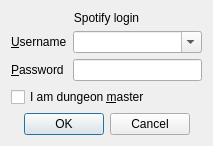
This is logindialog.ui in Risca/roleplaying-music-control as Qt 5 draws it before an edit. The edited form follows.
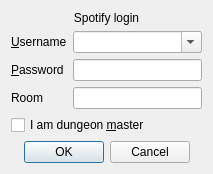
This is the edited form.

```diff
--- a/logindialog.ui
+++ b/logindialog.ui
@@ -7,7 +7,7 @@
     <x>0</x>
     <y>0</y>
     <width>213</width>
-    <height>142</height>
+    <height>170</height>
    </rect>
   </property>
   <property name="windowTitle">
@@ -64,7 +64,7 @@
      </property>
     </widget>
    </item>
-   <item row="4" column="0" colspan="2">
+   <item row="5" column="0" colspan="2">
     <widget class="QDialogButtonBox" name="buttonBox">
      <property name="orientation">
       <enum>Qt::Horizontal</enum>
@@ -77,13 +77,26 @@
      </property>
     </widget>
    </item>
-   <item row="3" column="0" colspan="2">
+   <item row="4" column="0" colspan="2">
     <widget class="QCheckBox" name="dmCheckBox">
      <property name="text">
       <string>I am dungeon &amp;master</string>
      </property>
     </widget>
    </item>
+   <item row="3" column="0">
+    <widget class="QLabel" name="roomLabel">
+     <property name="text">
+      <string>Room</string>
+     </property>
+     <property name="buddy">
+      <cstring>roomLineEdit</cstring>
+     </property>
+    </widget>
+   </item>
+   <item row="3" column="1">
+    <widget class="QLineEdit" name="roomLineEdit"/>
+   </item>
   </layout>
  </widget>
  <tabstops>
```
Left out of the diff: 1 changed line with no effect on the pictures.
